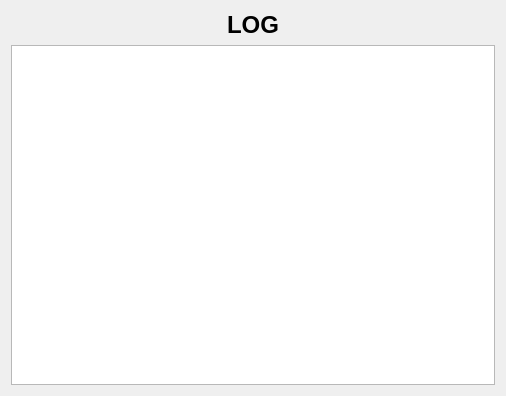
Before: the Qt Designer form heimdall_VS/heimdall_VS/LogWindow.ui in tbmt41projekt/heimdall, drawn with Qt 5.
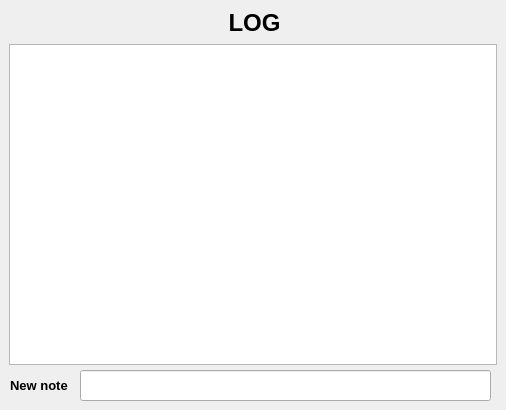
After: the same form once the commit is applied.

The edit to the form file:
```diff
--- a/heimdall_VS/heimdall_VS/LogWindow.ui
+++ b/heimdall_VS/heimdall_VS/LogWindow.ui
@@ -7,24 +7,58 @@
     <x>0</x>
     <y>0</y>
     <width>506</width>
-    <height>396</height>
+    <height>410</height>
    </rect>
   </property>
   <property name="windowTitle">
    <string>LogWindow</string>
   </property>
-  <layout class="QVBoxLayout" name="verticalLayout">
-   <item>
-    <widget class="QLabel" name="label">
-     <property name="text">
-      <string>&lt;html&gt;&lt;head/&gt;&lt;body&gt;&lt;p align=&quot;center&quot;&gt;&lt;span style=&quot; font-size:18pt; font-weight:600;&quot;&gt;LOG&lt;/span&gt;&lt;/p&gt;&lt;/body&gt;&lt;/html&gt;</string>
-     </property>
-    </widget>
-   </item>
-   <item>
-    <widget class="QTextEdit" name="logText"/>
-   </item>
-  </layout>
+  <widget class="QLabel" name="labelLog">
+   <property name="geometry">
+    <rect>
+     <x>9</x>
+     <y>9</y>
+     <width>491</width>
+     <height>29</height>
+    </rect>
+   </property>
+   <property name="text">
+    <string>&lt;html&gt;&lt;head/&gt;&lt;body&gt;&lt;p align=&quot;center&quot;&gt;&lt;span style=&quot; font-size:18pt; font-weight:600;&quot;&gt;LOG&lt;/span&gt;&lt;/p&gt;&lt;/body&gt;&lt;/html&gt;</string>
+   </property>
+  </widget>
+  <widget class="QTextEdit" name="logText">
+   <property name="geometry">
+    <rect>
+     <x>9</x>
+     <y>44</y>
+     <width>488</width>
+     <height>321</height>
+    </rect>
+   </property>
+  </widget>
+  <widget class="QLabel" name="labelNote">
+   <property name="geometry">
+    <rect>
+     <x>10</x>
+     <y>370</y>
+     <width>71</width>
+     <height>31</height>
+    </rect>
+   </property>
+   <property name="text">
+    <string>&lt;html&gt;&lt;head/&gt;&lt;body&gt;&lt;p&gt;&lt;span style=&quot; font-size:10pt; font-weight:600;&quot;&gt;New note&lt;/span&gt;&lt;/p&gt;&lt;/body&gt;&lt;/html&gt;</string>
+   </property>
+  </widget>
+  <widget class="QLineEdit" name="lineNewNote">
+   <property name="geometry">
+    <rect>
+     <x>80</x>
+     <y>370</y>
+     <width>411</width>
+     <height>31</height>
+    </rect>
+   </property>
+  </widget>
  </widget>
  <layoutdefault spacing="6" margin="11"/>
  <resources/>
```
